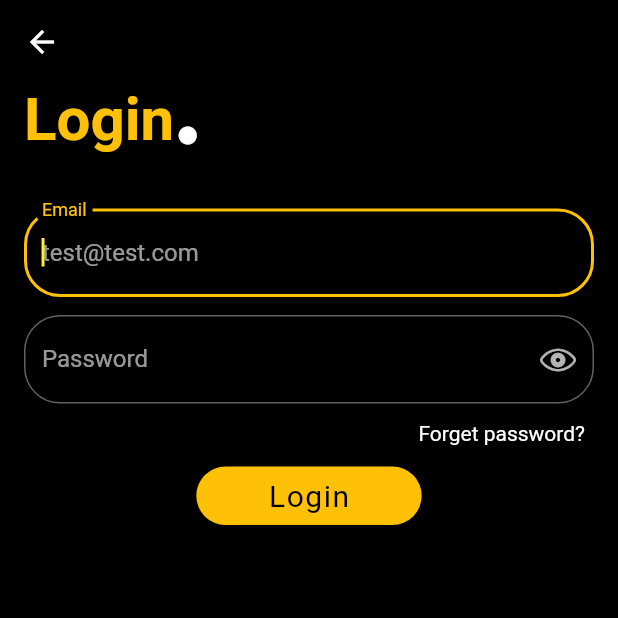
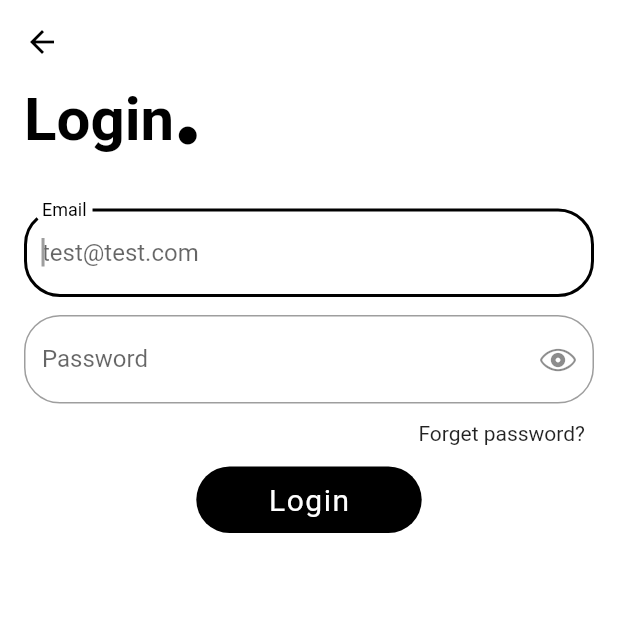
Before and after one commit to askabdulhaseeb/volt-arena-user, a Flutter app: the screen it shows after launch, after a tap on "Login", on a phone screen of 412 x 824 dp, the top half of it. Run offline on Flutter 3.47's test engine with Material 2 defaults, Android fonts, the phone set to English and light mode, and no system bars; our stand-ins replace badges, bot_toast, cached_network_image, cloud_firestore, firebase_auth, firebase_core and 17 more; missing offline and left inert: flutter_gradient_colors, flutter_paystack, list_tile_switch; accounts and stored records are empty.

Commit message:
auth theme update

```diff
--- a/lib/main.dart
+++ b/lib/main.dart
@@ -140,18 +140,28 @@ class _MyAppState extends State<MyApp> {
               debugShowCheckedModeBanner: false,
               title: 'Volt Arena',
               theme: ThemeData(
-                scaffoldBackgroundColor: Colors.black,
-                primaryColor: Colors.amber,
-                accentColor: Colors.black,
-                brightness: Brightness.dark,
-                dividerTheme:
-                    const DividerThemeData(color: Colors.grey, thickness: 0.5),
+                iconTheme: const IconThemeData(color: Colors.black),
+                appBarTheme: const AppBarTheme(
+                  iconTheme: IconThemeData(color: Colors.black),
+                ),
+                scaffoldBackgroundColor: Colors.white,
+                primaryColor: Colors.black,
+                brightness: Brightness.light,
+                dividerTheme: const DividerThemeData(
+                  color: Colors.grey,
+                  thickness: 0.5,
+                ),
                 textTheme: const TextTheme(
-                        bodyText1: TextStyle(color: Colors.white))
-                    .apply(bodyColor: Colors.white, displayColor: Colors.white),
-                colorScheme: const ColorScheme.dark(
-                  primary: Colors.amber,
-                  secondary: Colors.yellow,
+                  bodyText1: TextStyle(
+                    color: Colors.white,
+                  ),
+                ).apply(
+                  bodyColor: Colors.white,
+                  displayColor: Colors.white,
+                ),
+                colorScheme: const ColorScheme.light(
+                  primary: Colors.black,
+                  secondary: Colors.grey,
                 ),
               ),
               home: const UserState(),
@@ -164,7 +174,8 @@ class _MyAppState extends State<MyApp> {
                 ServicesScreen.routeName: (ctx) => const ServicesScreen(),
                 WishlistScreen.routeName: (ctx) => WishlistScreen(),
                 MainScreens.routeName: (ctx) => const MainScreens(),
-                ServiceDetailsScreen.routeName: (ctx) => ServiceDetailsScreen(),
+                ServiceDetailsScreen.routeName: (ctx) =>
+                    const ServiceDetailsScreen(),
                 LoginScreen.routeName: (ctx) => const LoginScreen(),
                 SignupScreen.routeName: (ctx) => const SignupScreen(),
                 BottomBarScreen.routeName: (ctx) => const BottomBarScreen(),
--- a/lib/screens/auth/login.dart
+++ b/lib/screens/auth/login.dart
@@ -97,16 +97,16 @@ class _LoginScreenState extends State<LoginScreen> {
   Row _loginWord(BuildContext context) {
     return Row(
       crossAxisAlignment: CrossAxisAlignment.end,
-      children: <Widget>[
+      children: const <Widget>[
         Text(
           'Login',
           style: TextStyle(
             fontSize: 40,
             fontWeight: FontWeight.bold,
-            color: Theme.of(context).colorScheme.primary,
+            color: Colors.black,
           ),
         ),
-        const Padding(
+        Padding(
           padding: EdgeInsets.symmetric(vertical: 4),
           child: Icon(
             Icons.fiber_manual_record,
--- a/lib/screens/auth/sign_up.dart
+++ b/lib/screens/auth/sign_up.dart
@@ -134,7 +134,7 @@ class _SignupScreenState extends State<SignupScreen> {
   @override
   Widget build(BuildContext context) {
     return Scaffold(
-      // resizeToAvoidBottomInset: false,
+      resizeToAvoidBottomInset: false,
       appBar: AppBar(
         backgroundColor: Colors.transparent,
         elevation: 0,
--- a/lib/screens/landing_page.dart
+++ b/lib/screens/landing_page.dart
@@ -19,6 +19,7 @@ class _LandingScreenState extends State<LandingScreen> {
   Widget build(BuildContext context) {
     final Size size = MediaQuery.of(context).size;
     return Scaffold(
+      resizeToAvoidBottomInset: false,
       body: Column(
         crossAxisAlignment: CrossAxisAlignment.center,
         children: <Widget>[
@@ -94,6 +95,7 @@ class _LandingScreenState extends State<LandingScreen> {
         child: const Text(
           'Sign in with Google',
           style: TextStyle(
+            color: Colors.black,
             letterSpacing: 1,
             fontSize: 20,
           ),
@@ -168,7 +170,7 @@ class _LandingScreenState extends State<LandingScreen> {
         child: const Text(
           'Login',
           style: TextStyle(
-            color: Colors.black,
+            color: Colors.white,
             letterSpacing: 1,
             fontSize: 20,
           ),
--- a/lib/user_state.dart
+++ b/lib/user_state.dart
@@ -24,7 +24,7 @@ class UserState extends StatelessWidget {
               print(currentUser);
 
               print('The user is already logged in');
-              return MainScreens();
+              return const MainScreens();
             } else {
               print('The user didn\'t login yet');
               return
--- a/lib/widget/tools/custom_button.dart
+++ b/lib/widget/tools/custom_button.dart
@@ -13,7 +13,7 @@ class CustomTextButton extends StatelessWidget {
       child: Container(
         margin: EdgeInsets.symmetric(vertical: Utilities.padding / 2),
         padding: EdgeInsets.symmetric(
-          vertical: Utilities.padding / 2,
+          vertical: Utilities.padding / 1.5,
           horizontal: Utilities.padding * 3,
         ),
         decoration: BoxDecoration(
@@ -22,8 +22,8 @@ class CustomTextButton extends StatelessWidget {
         ),
         child: Text(
           text,
-          style: const TextStyle(
-            color: Colors.black,
+          style: TextStyle(
+            color: Theme.of(context).scaffoldBackgroundColor,
             letterSpacing: 1,
             fontSize: 20,
           ),
```
